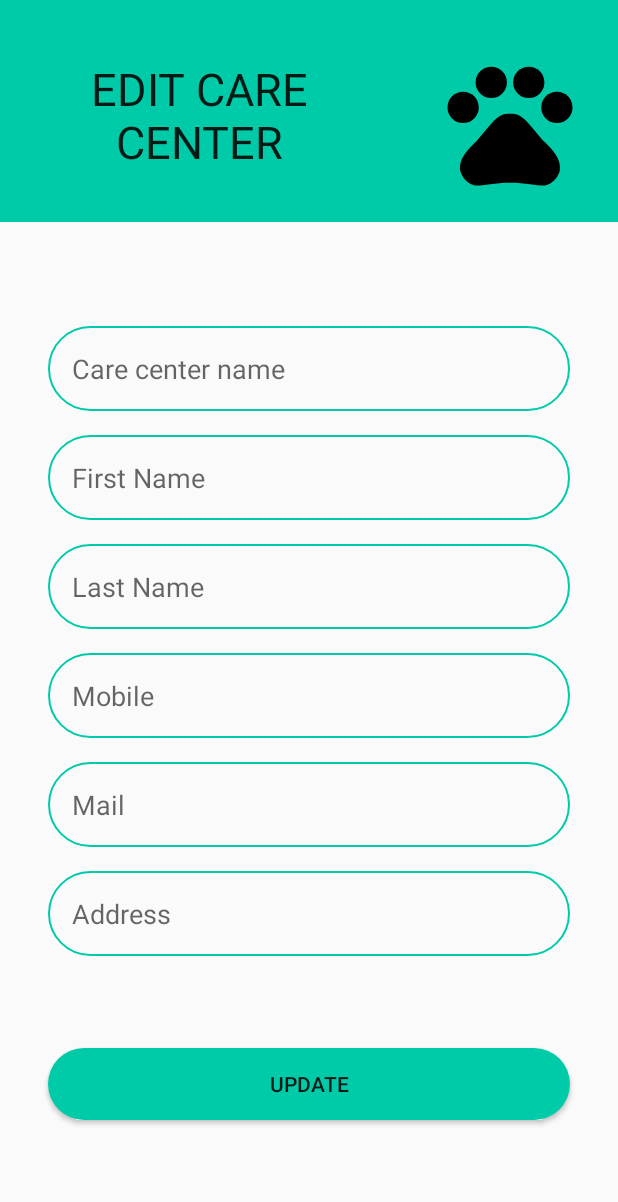
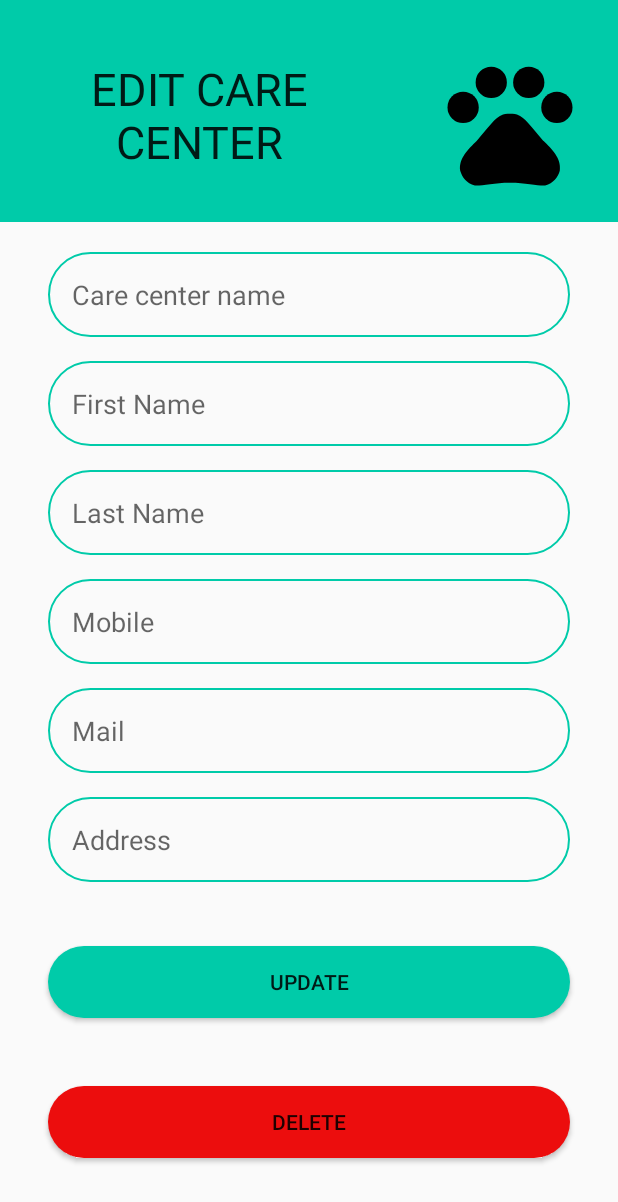
Before and after one commit to Team-Zer0Sense/PetCareApp, an Android app: the UpdateCareCenter screen opened directly, with no data from a screen before it, on a phone screen of 412 x 824 dp. Shown: the top 1202 px of the screen. Run offline under Robolectric (Android 15) with nearby library versions, the phone set to English and light mode, and no system bars; our stand-ins replace Firebase (no records; nobody signed in at launch, a user with empty details on screens opened directly); 6 statements that could not run were skipped.

Commit message:
added care center delete

```diff
--- a/app/src/main/java/com/smallacademy/userroles/UpdateCareCenter.java
+++ b/app/src/main/java/com/smallacademy/userroles/UpdateCareCenter.java
@@ -15,7 +15,7 @@ import com.google.firebase.auth.FirebaseUser;
 import com.google.firebase.firestore.FirebaseFirestore;
 
 public class UpdateCareCenter extends AppCompatActivity {
-    Button Updatecenter,cancelBtn;
+    Button Updatecenter,deleteBtn;
     boolean valid = true;
     EditText CenterName,FirstName,LastName,Mobile,Email,Address;
     FirebaseAuth fAuth;
@@ -37,6 +37,7 @@ public class UpdateCareCenter extends AppCompatActivity {
         Mobile      = findViewById(R.id.editcarecentermobile);
         Email       = findViewById(R.id.editcarecentermail);
         Address     = findViewById(R.id.editcarecenteraddress);
+        deleteBtn   = findViewById(R.id.button3);
         fAuth       = FirebaseAuth.getInstance();
         fStore      = FirebaseFirestore.getInstance();
 
@@ -87,6 +88,21 @@ public class UpdateCareCenter extends AppCompatActivity {
 
             }
         });
+        deleteBtn.setOnClickListener(new View.OnClickListener() {
+            @Override
+            public void onClick(View view) {
+                fStore.collection("CareCenter").document(petm.getId())
+                        .delete()
+                        .addOnSuccessListener(new OnSuccessListener<Void>() {
+                            @Override
+                            public void onSuccess(Void aVoid) {
+                                Toast.makeText(UpdateCareCenter.this,"Care Center Deleted",Toast.LENGTH_LONG).show();
+                                startActivity(new Intent(getApplicationContext(), MyCareCenter.class));
+                            }
+                        });
+
+            }
+        });
 
 
     }
--- a/app/src/main/res/layout/activity_update_care_center.xml
+++ b/app/src/main/res/layout/activity_update_care_center.xml
@@ -62,7 +62,7 @@
         android:layout_width="0dp"
         android:layout_height="wrap_content"
         android:layout_marginStart="32dp"
-        android:layout_marginTop="69dp"
+        android:layout_marginTop="20dp"
         android:layout_marginEnd="32dp"
         android:background="@drawable/round_border"
         android:ems="10"
@@ -70,6 +70,7 @@
         android:inputType="textPersonName"
         android:padding="16dp"
         app:layout_constraintEnd_toEndOf="parent"
+        app:layout_constraintHorizontal_bias="0.0"
         app:layout_constraintStart_toStartOf="parent"
         app:layout_constraintTop_toBottomOf="@+id/topView6" />
 
@@ -144,12 +145,28 @@
         android:layout_marginStart="32dp"
         android:layout_marginTop="16dp"
         android:layout_marginEnd="32dp"
-        android:layout_marginBottom="32dp"
+        android:layout_marginBottom="10dp"
         android:background="@drawable/round_btn"
         android:text="Update"
+        app:layout_constraintBottom_toTopOf="@+id/button3"
+        app:layout_constraintEnd_toEndOf="parent"
+        app:layout_constraintHorizontal_bias="0.0"
+        app:layout_constraintStart_toStartOf="parent"
+        app:layout_constraintTop_toBottomOf="@+id/editcarecenteraddress" />
+
+    <Button
+        android:id="@+id/button3"
+        android:layout_width="0dp"
+        android:layout_height="wrap_content"
+        android:layout_marginStart="32dp"
+        android:layout_marginTop="8dp"
+        android:layout_marginEnd="32dp"
+        android:layout_marginBottom="25dp"
+        android:background="@drawable/cancel_btn"
+        android:text="Delete"
         app:layout_constraintBottom_toBottomOf="parent"
         app:layout_constraintEnd_toEndOf="parent"
         app:layout_constraintStart_toStartOf="parent"
-        app:layout_constraintTop_toBottomOf="@+id/editcarecenteraddress" />
+        app:layout_constraintTop_toBottomOf="@+id/editcarecenteredit" />
 
 </androidx.constraintlayout.widget.ConstraintLayout>
```
